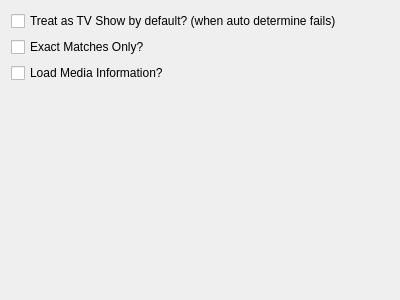
Old version of the form Preferences/UI/TransformationSettings.ui in the repository towel42-com/MediaManager.
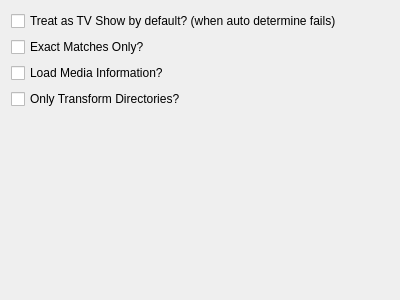
New version of the form.

Commit message: Added ability to only transform directories

```diff
--- a/Preferences/UI/TransformationSettings.ui
+++ b/Preferences/UI/TransformationSettings.ui
@@ -35,6 +35,13 @@
      </property>
     </widget>
    </item>
+   <item>
+    <widget class="QCheckBox" name="onlyTransformDirectories">
+     <property name="text">
+      <string>Only Transform Directories?</string>
+     </property>
+    </widget>
+   </item>
    <item>
     <spacer name="verticalSpacer_7">
      <property name="orientation">
```
The commit also changes 3 other files.
